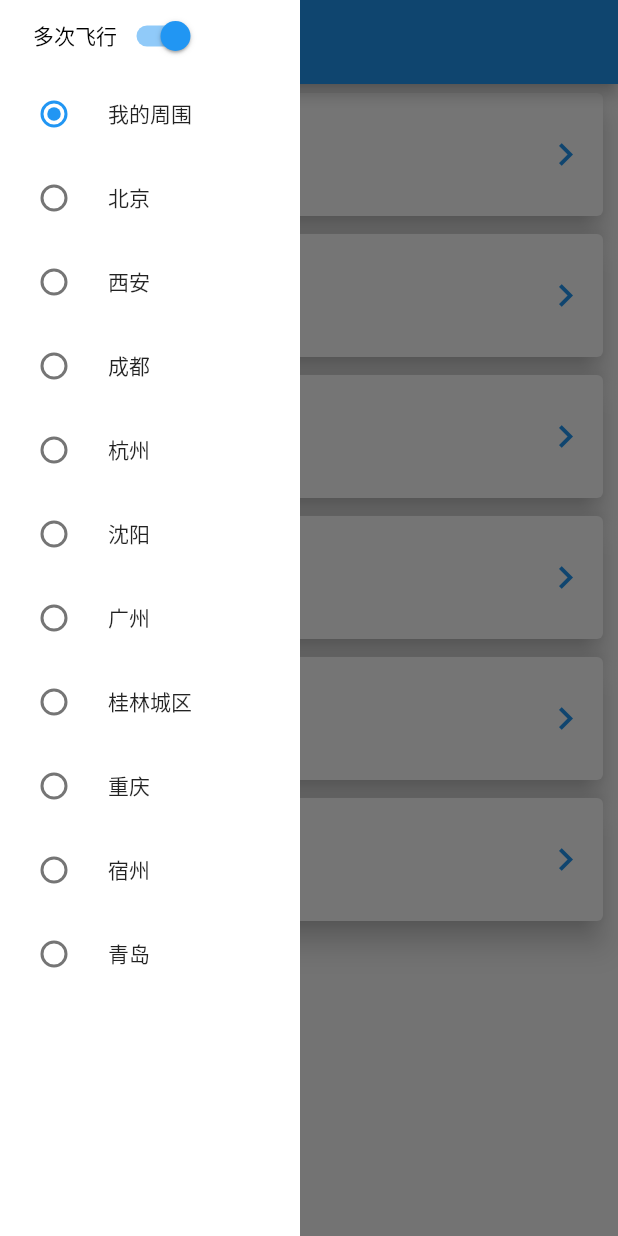
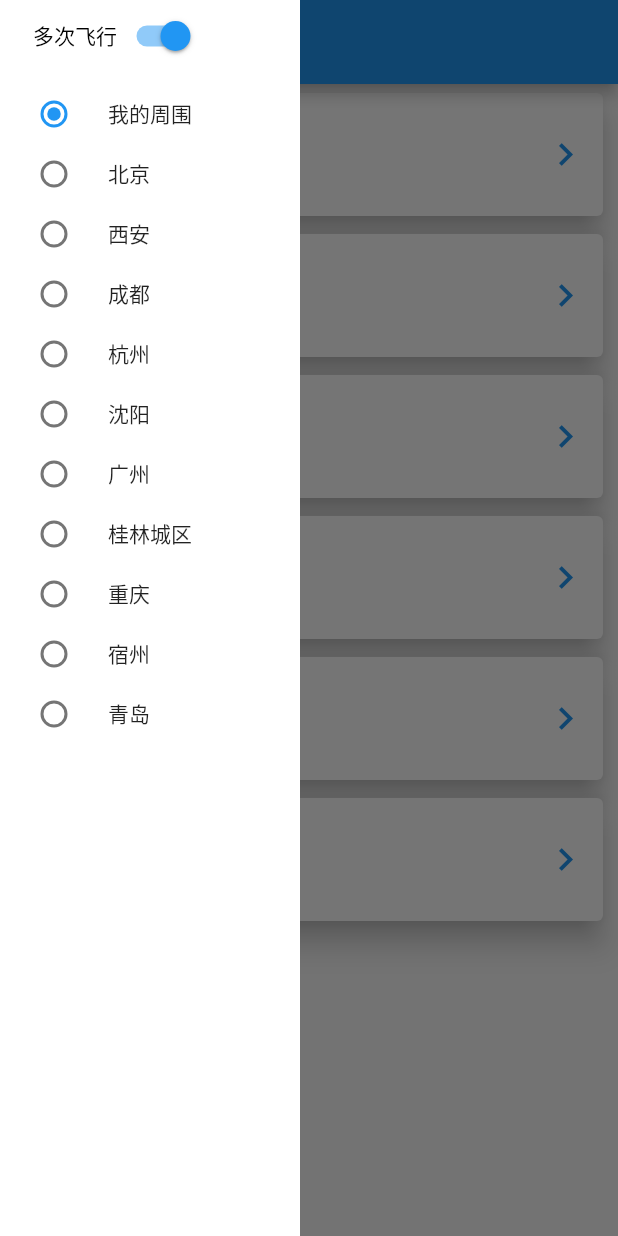
Before and after one commit to PollexLee/gwgo_helper, a Flutter app: the screen it shows after launch, with the side drawer open, on a phone screen of 412 x 824 dp. Run offline on Flutter 3.47's test engine with Material 2 defaults, Android fonts, the phone set to English and light mode, and no system bars; our stand-ins replace dio, package_info, shared_preferences; network calls fail.

Commit message:
1.2.6版本封版

```diff
--- a/lib/home.dart
+++ b/lib/home.dart
@@ -14,7 +14,7 @@ class HomePage extends StatelessWidget {
     '五星御灵团战',
     '彩笔擂台',
     '扫描单人擂台',
-    '关于',
+    '服务购买',
   ];
   List<String> subtitleList = [
     '根据选择的妖灵进行扫描',
@@ -22,7 +22,7 @@ class HomePage extends StatelessWidget {
     '只打句芒！',
     '战力从低到高的擂台',
     '扫描单人擂台',
-    '关于飞行指示器',
+    '购买指示器使用时长',
   ];
 
   @override
@@ -236,7 +236,9 @@ class DrawerState extends State<DrawerLayout> {
 
   Widget _buildLocationItem(int index) {
     var name = xiyouList[index];
-    return RadioListTile(
+    return Container(
+      height: 40,
+      child: RadioListTile(
       value: name,
       groupValue: selectedDemon,
       onChanged: (value) {
@@ -245,6 +247,8 @@ class DrawerState extends State<DrawerLayout> {
         });
       },
       title: Text(name),
+    ),
     );
+
   }
 }
--- a/lib/manager/leitai_manager.dart
+++ b/lib/manager/leitai_manager.dart
@@ -76,7 +76,7 @@ class LeitaiManager implements Callback {
     map['latitude'] = currentLat;
     int requestid = id++;
     map['requestid'] = requestid;
-    map['platform'] = 0;
+    map['platform'] = '0';
     lastRequestId = requestid;
     socketCore.send(requestid, jsonCodec.encode(map), this);
   }
```
Also changed, not shown: lib/config.dart (+5 -3 lines), lib/page/leitai_page.dart (+8 -8 lines), lib/promise.dart (+23 -3 lines), pubspec.lock, 1 other file.
